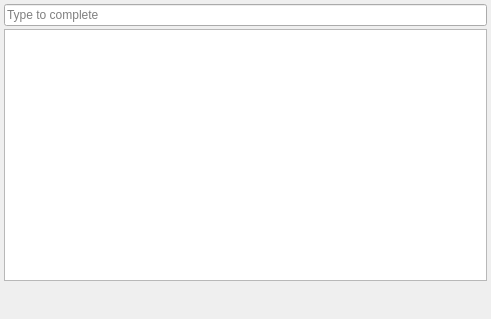
First picture: the form in editor/gui/completer.ui, repository ensisoft/detonator, before the edit.
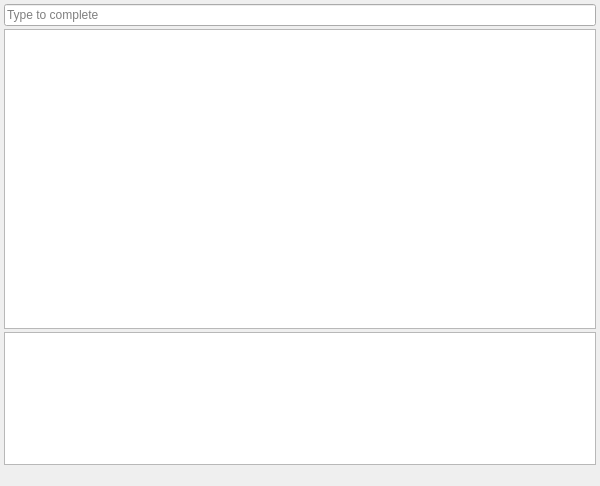
Second picture: the form after the edit.

Commit message:
Add dynamic code completion heuristics based on word patterns
Add dynamic code completion heuristics based on word patterns. When
Lua code completion is started we can also try to check the current
word against some known type names (that have associated scripts)
and try to figure out if the word and class name match. If they
match then augment the possible completions with data based on the
class type. For entity and scene classes this means scripting vars
and for the UI windows this means widgets.

```diff
--- a/editor/gui/completer.ui
+++ b/editor/gui/completer.ui
@@ -6,8 +6,8 @@
    <rect>
     <x>0</x>
     <y>0</y>
-    <width>491</width>
-    <height>319</height>
+    <width>600</width>
+    <height>486</height>
    </rect>
   </property>
   <property name="windowTitle">
@@ -44,6 +44,21 @@
        <verstretch>0</verstretch>
       </sizepolicy>
      </property>
+     <property name="minimumSize">
+      <size>
+       <width>0</width>
+       <height>300</height>
+      </size>
+     </property>
+     <property name="maximumSize">
+      <size>
+       <width>16777215</width>
+       <height>300</height>
+      </size>
+     </property>
+     <property name="focusPolicy">
+      <enum>Qt::NoFocus</enum>
+     </property>
      <property name="selectionMode">
       <enum>QAbstractItemView::SingleSelection</enum>
      </property>
@@ -68,24 +83,24 @@
     </widget>
    </item>
    <item>
-    <widget class="QLabel" name="help">
-     <property name="minimumSize">
-      <size>
-       <width>0</width>
-       <height>0</height>
-      </size>
+    <widget class="QPlainTextEdit" name="help">
+     <property name="focusPolicy">
+      <enum>Qt::NoFocus</enum>
      </property>
-     <property name="text">
-      <string/>
+     <property name="frameShape">
+      <enum>QFrame::StyledPanel</enum>
      </property>
-     <property name="wordWrap">
+     <property name="frameShadow">
+      <enum>QFrame::Plain</enum>
+     </property>
+     <property name="lineWrapMode">
+      <enum>QPlainTextEdit::WidgetWidth</enum>
+     </property>
+     <property name="readOnly">
       <bool>true</bool>
      </property>
-     <property name="margin">
-      <number>10</number>
-     </property>
-     <property name="indent">
-      <number>10</number>
+     <property name="backgroundVisible">
+      <bool>false</bool>
      </property>
     </widget>
    </item>
```
The commit also changes 5 other files.
